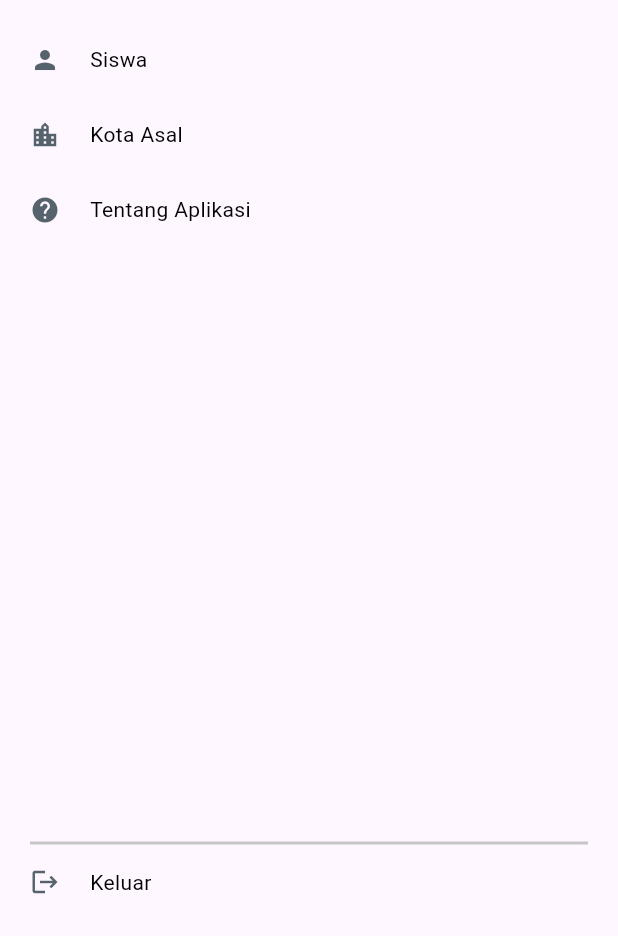
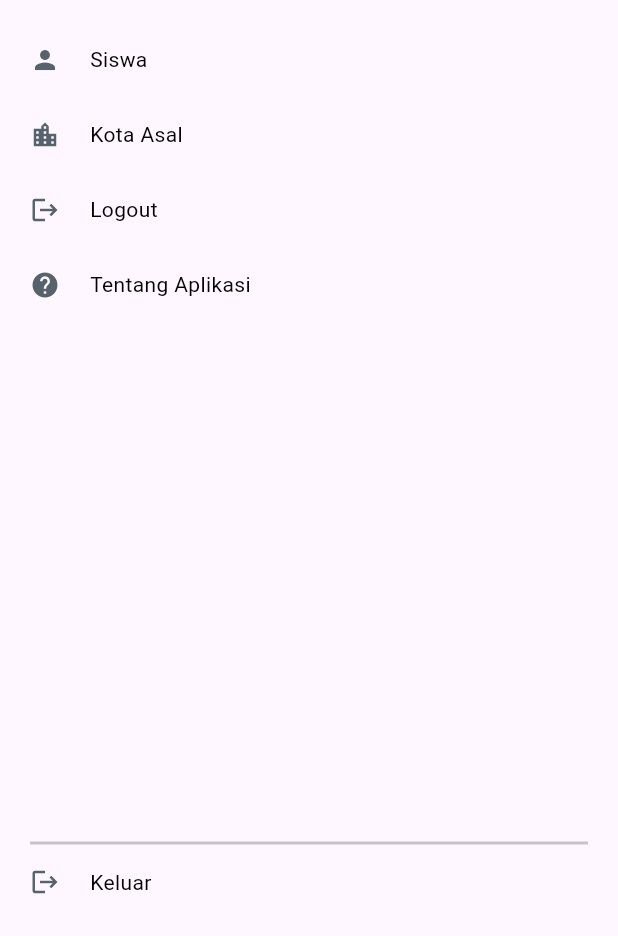
Before and after one commit to adipramanadev/akademik_app, a Flutter app: the AppDrawer widget shown alone on an empty page, opened directly, on a phone screen of 412 x 824 dp, the part 300-1236 px from its top. Run offline on Flutter 3.47's test engine with Material 3 defaults, Android fonts, the phone set to English and light mode, and no system bars; our stand-ins replace get, shared_preferences, syncfusion_flutter_charts; accounts and stored records are empty; network calls fail.

Commit message:
update drawer
update drawer logout hapus session phpid

```diff
--- a/lib/Widgets/app_drawer.dart
+++ b/lib/Widgets/app_drawer.dart
@@ -160,6 +160,41 @@ class AppDrawer extends StatelessWidget {
                 ),
               ),
             ),
+            //logout
+            GestureDetector(
+                onTap: () {
+                  _logout();
+                },
+                child: const Padding(
+                  padding: EdgeInsets.fromLTRB(0, 0, 0, 30),
+                  child: Row(
+                    mainAxisAlignment: MainAxisAlignment.start,
+                    crossAxisAlignment: CrossAxisAlignment.center,
+                    mainAxisSize: MainAxisSize.max,
+                    children: [
+                      Icon(
+                        Icons.logout,
+                        color: Color(0xFF57636C),
+                        size: 20,
+                      ),
+                      Padding(
+                        padding: EdgeInsets.fromLTRB(20, 0, 0, 0),
+                        child: Text(
+                          "Logout",
+                          textAlign: TextAlign.start,
+                          overflow: TextOverflow.clip,
+                          style: TextStyle(
+                            fontWeight: FontWeight.w400,
+                            fontStyle: FontStyle.normal,
+                            fontSize: 14,
+                            color: Colors.black,
+                          ),
+                        ),
+                      )
+                    ],
+                  ),
+                )),
+
             GestureDetector(
               onTap: () {
                 Get.to(const AppTentang());
```
